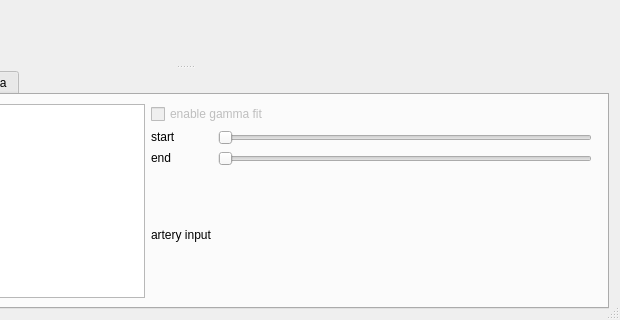
Old version of the form analyse/AnalyseDialog.ui in the repository hmeyer/perfusionkit; both pictures show x 251 to 871 and y 388 to 708 of the 871 by 708 pixel window.
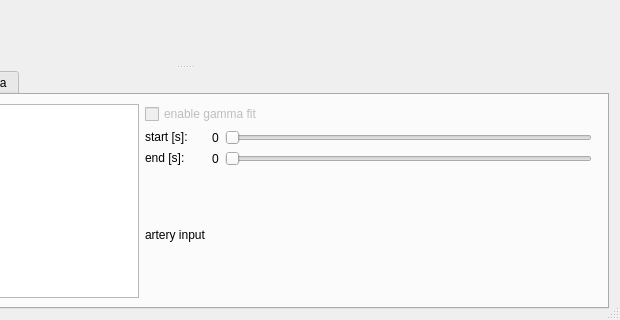
New version of the form. Custom widgets are drawn as their Qt base class.

```diff
--- a/analyse/AnalyseDialog.ui
+++ b/analyse/AnalyseDialog.ui
@@ -48,7 +48,7 @@
         <string>gamma fit</string>
        </attribute>
        <layout class="QGridLayout" name="gridLayout">
-        <item row="0" column="1" colspan="2">
+        <item row="0" column="1" colspan="3">
          <widget class="QCheckBox" name="checkEnableGamma">
           <property name="enabled">
            <bool>false</bool>
@@ -67,11 +67,11 @@
            </sizepolicy>
           </property>
           <property name="text">
-           <string>start</string>
+           <string>start [s]:</string>
           </property>
          </widget>
         </item>
-        <item row="1" column="2">
+        <item row="1" column="3">
          <widget class="QSlider" name="sliderStart">
           <property name="enabled">
            <bool>false</bool>
@@ -90,11 +90,11 @@
            </sizepolicy>
           </property>
           <property name="text">
-           <string>end</string>
+           <string>end [s]:</string>
           </property>
          </widget>
         </item>
-        <item row="2" column="2">
+        <item row="2" column="3">
          <widget class="QSlider" name="sliderEnd">
           <property name="enabled">
            <bool>false</bool>
@@ -104,7 +104,7 @@
           </property>
          </widget>
         </item>
-        <item row="3" column="2" colspan="2">
+        <item row="3" column="3" colspan="2">
          <widget class="SegmentSelectButton" name="buttonArtery" native="true"/>
         </item>
         <item row="3" column="1">
@@ -124,6 +124,20 @@
           </property>
          </widget>
         </item>
+        <item row="1" column="2">
+         <widget class="QLabel" name="labelStartTime">
+          <property name="text">
+           <string>0</string>
+          </property>
+         </widget>
+        </item>
+        <item row="2" column="2">
+         <widget class="QLabel" name="labelEndTime">
+          <property name="text">
+           <string>0</string>
+          </property>
+         </widget>
+        </item>
        </layout>
       </widget>
       <widget class="QWidget" name="tabPatlak">
```
